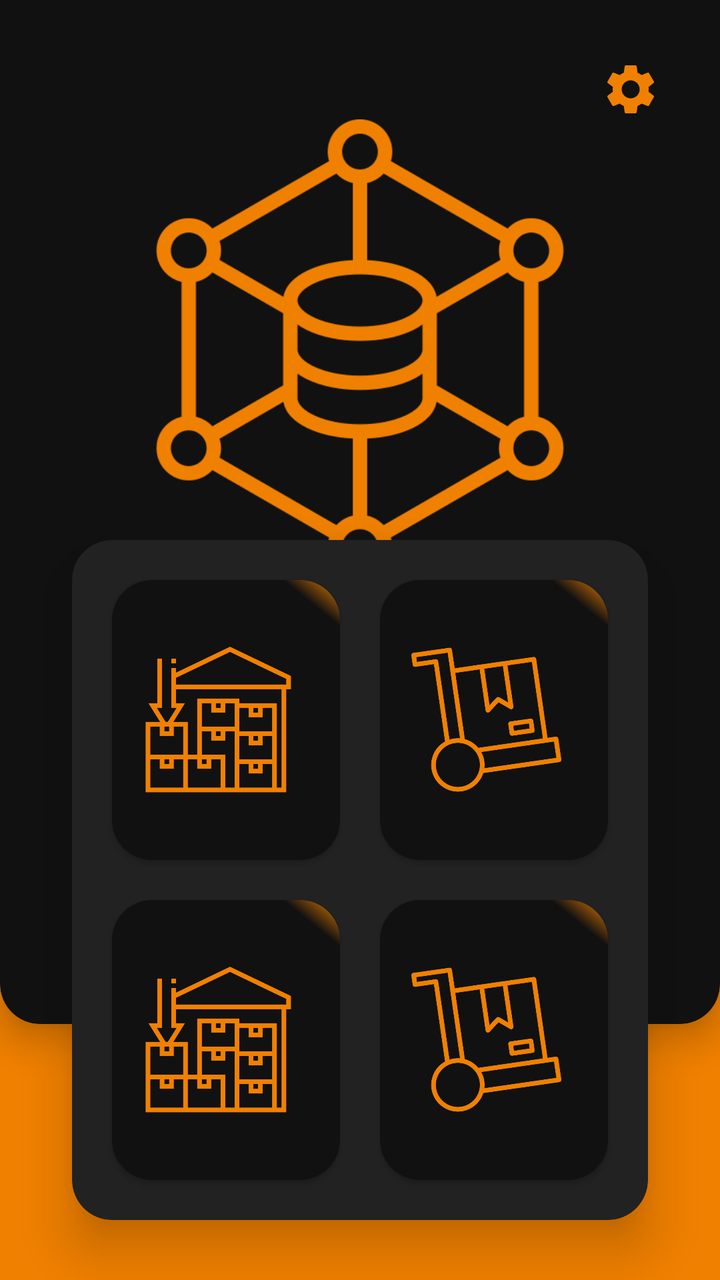
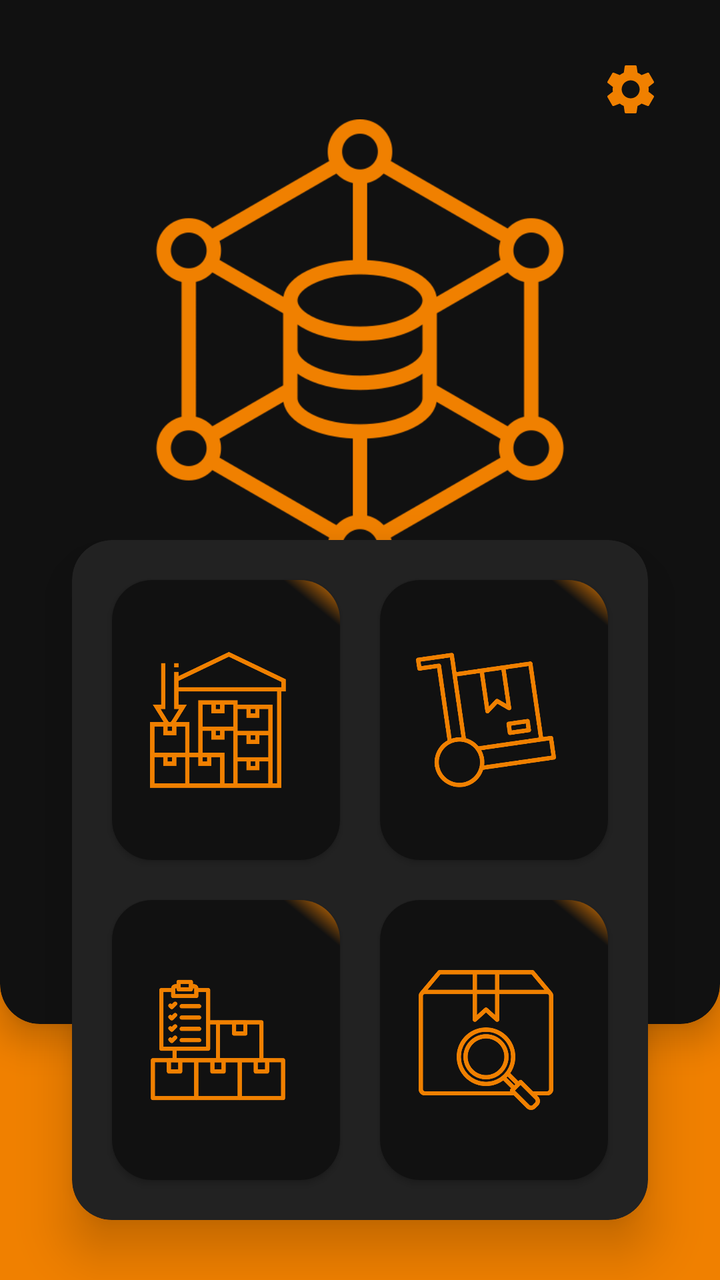

The first picture is an Android layout as it rendered before a commit; the second is the same layout after the commit. The layout source and the unified diff follow.
<!-- AndroidManifest.xml: application theme Theme.GDEMobile -->
<!-- res/layout/fragment_menu.xml -->
<?xml version="1.0" encoding="utf-8"?>
<layout xmlns:android="http://schemas.android.com/apk/res/android"
    xmlns:app="http://schemas.android.com/apk/res-auto">

    <data>

    </data>

    <androidx.constraintlayout.widget.ConstraintLayout
        android:layout_width="match_parent"
        android:layout_height="match_parent"
        android:background="@color/orange">


        <com.google.android.material.card.MaterialCardView

            android:id="@+id/materialCardView"
            android:layout_width="0dp"
            android:layout_height="0dp"
            app:cardBackgroundColor="#111111"
            app:cardElevation="10dp"

            app:layout_constraintEnd_toEndOf="parent"
            app:layout_constraintHeight_percent="0.8"
            app:layout_constraintStart_toStartOf="parent"
            app:layout_constraintTop_toTopOf="parent"
            app:layout_constraintWidth_percent="1"
            app:shapeAppearanceOverlay="@style/ShapeAppearanceOverlay_card_custom_corners">

            <LinearLayout
                android:layout_width="match_parent"
                android:layout_height="match_parent">
                <androidx.constraintlayout.widget.ConstraintLayout
                    android:layout_width="match_parent"
                    android:layout_height="match_parent">

                    <ImageView
                        android:id="@+id/logo_image"
                        android:layout_width="230dp"
                        android:layout_height="230dp"
                        android:src="@drawable/logo_menu"

                        app:layout_constraintBottom_toBottomOf="parent"
                        app:layout_constraintEnd_toEndOf="parent"
                        app:layout_constraintStart_toStartOf="parent"
                        app:layout_constraintTop_toTopOf="parent"
                        app:layout_constraintVertical_bias="0.2"
                        app:tint="@color/orange">

                    </ImageView>

                    <ImageButton
                        android:id="@+id/conf_button"
                        android:layout_width="30dp"
                        android:layout_height="30dp"
                        android:layout_marginTop="24dp"
                        android:layout_marginEnd="24dp"
                        android:background="@color/zxing_transparent"

                        android:foreground="?attr/selectableItemBackgroundBorderless"
                        android:scaleType="fitXY"
                        android:src="@drawable/baseline_settings_24"
                        app:layout_constraintEnd_toEndOf="parent"
                        app:layout_constraintTop_toTopOf="parent" />
                </androidx.constraintlayout.widget.ConstraintLayout>
            </LinearLayout>
        </com.google.android.material.card.MaterialCardView>

        <com.google.android.material.card.MaterialCardView
            android:layout_width="0dp"
            android:layout_height="wrap_content"
            app:cardBackgroundColor="@color/gray"
            app:cardCornerRadius="20dp"
            app:cardElevation="15dp"
            app:layout_constraintBottom_toBottomOf="parent"
            app:layout_constraintEnd_toEndOf="@+id/materialCardView"
            app:layout_constraintHeight_percent="0.5"
            app:layout_constraintHorizontal_bias="0.5"
            app:layout_constraintStart_toStartOf="parent"
            app:layout_constraintTop_toTopOf="parent"
            app:layout_constraintVertical_bias="0.9"
            app:layout_constraintWidth_percent="0.8">

            <LinearLayout
                android:layout_width="match_parent"
                android:layout_height="match_parent"
                android:orientation="vertical">

                <LinearLayout
                    android:layout_width="match_parent"
                    android:layout_height="wrap_content">

                    <com.google.android.material.button.MaterialButton
                        android:id="@+id/receiving_button"
                        android:layout_width="match_parent"
                        android:layout_height="140dp"
                        android:layout_marginRight="10dp"
                        android:layout_weight="1"
                        android:layout_marginTop="20dp"
                        android:layout_marginStart="20dp"
                        android:layout_marginBottom="15dp"
                        android:layout_marginEnd="10dp"
                        android:background="@drawable/gradient_background_button"
                        app:backgroundTint="@null"
                        app:cornerRadius="20dp"
                        android:outlineSpotShadowColor="@color/black"
                        app:icon="@drawable/receive_cargo_icon"
                        app:iconGravity="textStart"
                        app:iconSize="75dp"
                        app:iconTint="@color/orange">
                    </com.google.android.material.button.MaterialButton>

                    <com.google.android.material.button.MaterialButton
                        android:id="@+id/issuing_button"
                        android:layout_width="match_parent"
                        android:layout_height="140dp"
                        android:layout_marginRight="20dp"
                        android:layout_weight="1"
                        android:layout_marginTop="20dp"
                        android:layout_marginStart="10dp"
                        android:layout_marginBottom="15dp"
                        android:layout_marginEnd="20dp"
                        android:background="@drawable/gradient_background_button"
                        app:backgroundTint="@null"
                        app:cornerRadius="20dp"
                        android:outlineSpotShadowColor="@color/black"
                        app:icon="@drawable/inssuing_cargo_icon"
                        app:iconGravity="textStart"
                        app:iconSize="75dp"
                        app:iconTint="@color/orange">
                    </com.google.android.material.button.MaterialButton>
                </LinearLayout>

                <LinearLayout
                    android:layout_width="match_parent"
                    android:layout_height="wrap_content">

                    <com.google.android.material.button.MaterialButton
                        android:id="@+id/inventory_button"
                        android:layout_width="match_parent"
                        android:layout_height="140dp"
                        android:layout_marginRight="10dp"
                        android:layout_weight="1"
                        android:layout_marginTop="5dp"
                        android:layout_marginStart="20dp"
                        android:layout_marginBottom="20dp"
                        android:layout_marginEnd="10dp"
                        android:background="@drawable/gradient_background_button"
                        app:backgroundTint="@null"
                        app:cornerRadius="20dp"
                        android:outlineSpotShadowColor="@color/black"
                        app:icon="@drawable/receive_cargo_icon"
                        app:iconGravity="textStart"
                        app:iconSize="75dp"
                        app:iconTint="@color/orange">
                    </com.google.android.material.button.MaterialButton>

                    <com.google.android.material.button.MaterialButton

                        android:layout_width="match_parent"
                        android:layout_height="140dp"
                        android:layout_marginRight="20dp"
                        android:layout_weight="1"
                        android:layout_marginTop="5dp"
                        android:layout_marginStart="10dp"
                        android:layout_marginBottom="20dp"
                        android:layout_marginEnd="20dp"
                        android:background="@drawable/gradient_background_button"
                        app:backgroundTint="@null"
                        app:cornerRadius="20dp"
                        android:outlineSpotShadowColor="@color/black"
                        app:icon="@drawable/inssuing_cargo_icon"
                        app:iconGravity="textStart"
                        app:iconSize="75dp"
                        app:iconTint="@color/orange">
                    </com.google.android.material.button.MaterialButton>
                </LinearLayout>

            </LinearLayout>

        </com.google.android.material.card.MaterialCardView>
    </androidx.constraintlayout.widget.ConstraintLayout>
</layout>
<!-- resources referenced by this layout -->
<resources>
  <color name="black">#FF000000</color>
  <color name="gray">#222222</color>
  <color name="orange">#F08000</color>
  <!-- drawable baseline_settings_24 (drawable) -->
  <vector android:height="24dp" android:tint="@color/orange"
      android:viewportHeight="24" android:viewportWidth="24"
      android:width="24dp" xmlns:android="http://schemas.android.com/apk/res/android">
      <path android:fillColor="@color/orange" android:pathData="M19.14,12.94c0.04,-0.3 0.06,-0.61 0.06,-0.94c0,-0.32 -0.02,-0.64 -0.07,-0.94l2.03,-1.58c0.18,-0.14 0.23,-0.41 0.12,-0.61l-1.92,-3.32c-0.12,-0.22 -0.37,-0.29 -0.59,-0.22l-2.39,0.96c-0.5,-0.38 -1.03,-0.7 -1.62,-0.94L14.4,2.81c-0.04,-0.24 -0.24,-0.41 -0.48,-0.41h-3.84c-0.24,0 -0.43,0.17 -0.47,0.41L9.25,5.35C8.66,5.59 8.12,5.92 7.63,6.29L5.24,5.33c-0.22,-0.08 -0.47,0 -0.59,0.22L2.74,8.87C2.62,9.08 2.66,9.34 2.86,9.48l2.03,1.58C4.84,11.36 4.8,11.69 4.8,12s0.02,0.64 0.07,0.94l-2.03,1.58c-0.18,0.14 -0.23,0.41 -0.12,0.61l1.92,3.32c0.12,0.22 0.37,0.29 0.59,0.22l2.39,-0.96c0.5,0.38 1.03,0.7 1.62,0.94l0.36,2.54c0.05,0.24 0.24,0.41 0.48,0.41h3.84c0.24,0 0.44,-0.17 0.47,-0.41l0.36,-2.54c0.59,-0.24 1.13,-0.56 1.62,-0.94l2.39,0.96c0.22,0.08 0.47,0 0.59,-0.22l1.92,-3.32c0.12,-0.22 0.07,-0.47 -0.12,-0.61L19.14,12.94zM12,15.6c-1.98,0 -3.6,-1.62 -3.6,-3.6s1.62,-3.6 3.6,-3.6s3.6,1.62 3.6,3.6S13.98,15.6 12,15.6z"/>
  </vector>
  <!-- drawable gradient_background_button (drawable) -->
  <?xml version="1.0" encoding="utf-8"?>
  <ripple xmlns:android="http://schemas.android.com/apk/res/android"
      android:color="@color/orange">
      <item android:id="@android:id/mask">
          <shape android:shape="rectangle">
              <solid android:color="@color/white" />
              <corners
                  android:radius="20dp"/>
          </shape>
  
      </item>
  
      <item android:id="@android:id/background">
          <shape android:shape="rectangle">
              <gradient
                  android:angle="45"
                  android:endColor="@color/orange"
                  android:startColor="#111111"
                  android:centerColor="#111111"
                  android:centerX="90%"
  
                  android:type="linear" />
              <corners
                  android:radius="20dp"/>
          </shape>
      </item>
  </ripple>
  <!-- drawable inssuing_cargo_icon: png bitmap (drawable, 19737 bytes) -->
  <!-- drawable logo_menu: png bitmap (drawable, 20876 bytes) -->
  <!-- drawable receive_cargo_icon: png bitmap (drawable, 5949 bytes) -->
  <style name="ShapeAppearanceOverlay_card_custom_corners" parent="">
          <item name="cornerFamily">rounded</item>
          <item name="cornerSizeTopRight">0dp</item>
          <item name="cornerSizeTopLeft">0dp</item>
          <item name="cornerSizeBottomRight">20dp</item>
          <item name="cornerSizeBottomLeft">20dp</item>
      </style>
  <style name="Theme.GDEMobile" parent="Theme.MaterialComponents.Light.NoActionBar">
          
          <item name="colorPrimary">@color/orange</item>
          <item name="colorPrimaryVariant">@color/orange</item>
          <item name="colorOnPrimary">@color/darkGray</item>
          <item name="android:windowDisablePreview">true</item>
          <item name="android:windowIsTranslucent">true</item>
          
          <item name="colorSecondary">@color/darkGray</item>
          <item name="colorSecondaryVariant">@color/darkGray</item>
          <item name="colorOnSecondary">@color/lightGray</item>
          
          <item name="android:statusBarColor">#111111</item>
          
      </style>
  <color name="white">#FFFFFFFF</color>
  <color name="darkGray">#111111</color>
  <color name="lightGray">#D3D3D3</color>
</resources>

<!-- the commit's change to res/layout/fragment_menu.xml (unified diff, before → after) -->
@@ -30,6 +30,7 @@
             <LinearLayout
                 android:layout_width="match_parent"
                 android:layout_height="match_parent">
+
                 <androidx.constraintlayout.widget.ConstraintLayout
                     android:layout_width="match_parent"
                     android:layout_height="match_parent">
@@ -94,41 +95,39 @@
                         android:id="@+id/receiving_button"
                         android:layout_width="match_parent"
                         android:layout_height="140dp"
+                        android:layout_marginStart="20dp"
+                        android:layout_marginTop="20dp"
+                        android:layout_marginEnd="10dp"
                         android:layout_marginRight="10dp"
+                        android:layout_marginBottom="15dp"
                         android:layout_weight="1"
-                        android:layout_marginTop="20dp"
-                        android:layout_marginStart="20dp"
-                        android:layout_marginBottom="15dp"
-                        android:layout_marginEnd="10dp"
                         android:background="@drawable/gradient_background_button"
+                        android:outlineSpotShadowColor="@color/black"
                         app:backgroundTint="@null"
                         app:cornerRadius="20dp"
-                        android:outlineSpotShadowColor="@color/black"
                         app:icon="@drawable/receive_cargo_icon"
                         app:iconGravity="textStart"
-                        app:iconSize="75dp"
-                        app:iconTint="@color/orange">
-                    </com.google.android.material.button.MaterialButton>
+                        app:iconSize="70dp"
+                        app:iconTint="@color/orange" />
 
                     <com.google.android.material.button.MaterialButton
                         android:id="@+id/issuing_button"
                         android:layout_width="match_parent"
                         android:layout_height="140dp"
+                        android:layout_marginStart="10dp"
+                        android:layout_marginTop="20dp"
+                        android:layout_marginEnd="20dp"
                         android:layout_marginRight="20dp"
+                        android:layout_marginBottom="15dp"
                         android:layout_weight="1"
-                        android:layout_marginTop="20dp"
-                        android:layout_marginStart="10dp"
-                        android:layout_marginBottom="15dp"
-                        android:layout_marginEnd="20dp"
                         android:background="@drawable/gradient_background_button"
+                        android:outlineSpotShadowColor="@color/black"
                         app:backgroundTint="@null"
                         app:cornerRadius="20dp"
-                        android:outlineSpotShadowColor="@color/black"
                         app:icon="@drawable/inssuing_cargo_icon"
                         app:iconGravity="textStart"
-                        app:iconSize="75dp"
-                        app:iconTint="@color/orange">
-                    </com.google.android.material.button.MaterialButton>
+                        app:iconSize="70dp"
+                        app:iconTint="@color/orange" />
                 </LinearLayout>
 
                 <LinearLayout
@@ -139,41 +138,39 @@
                         android:id="@+id/inventory_button"
                         android:layout_width="match_parent"
                         android:layout_height="140dp"
+                        android:layout_marginStart="20dp"
+                        android:layout_marginTop="5dp"
+                        android:layout_marginEnd="10dp"
                         android:layout_marginRight="10dp"
+                        android:layout_marginBottom="20dp"
                         android:layout_weight="1"
-                        android:layout_marginTop="5dp"
-                        android:layout_marginStart="20dp"
-                        android:layout_marginBottom="20dp"
-                        android:layout_marginEnd="10dp"
                         android:background="@drawable/gradient_background_button"
+                        android:outlineSpotShadowColor="@color/black"
                         app:backgroundTint="@null"
                         app:cornerRadius="20dp"
-                        android:outlineSpotShadowColor="@color/black"
-                        app:icon="@drawable/receive_cargo_icon"
+                        app:icon="@drawable/inventory_icon"
                         app:iconGravity="textStart"
-                        app:iconSize="75dp"
-                        app:iconTint="@color/orange">
-                    </com.google.android.material.button.MaterialButton>
+                        app:iconSize="70dp"
+                        app:iconTint="@color/orange" />
 
                     <com.google.android.material.button.MaterialButton
 
                         android:layout_width="match_parent"
                         android:layout_height="140dp"
+                        android:layout_marginStart="10dp"
+                        android:layout_marginTop="5dp"
+                        android:layout_marginEnd="20dp"
                         android:layout_marginRight="20dp"
+                        android:layout_marginBottom="20dp"
                         android:layout_weight="1"
-                        android:layout_marginTop="5dp"
-                        android:layout_marginStart="10dp"
-                        android:layout_marginBottom="20dp"
-                        android:layout_marginEnd="20dp"
                         android:background="@drawable/gradient_background_button"
+                        android:outlineSpotShadowColor="@color/black"
                         app:backgroundTint="@null"
                         app:cornerRadius="20dp"
-                        android:outlineSpotShadowColor="@color/black"
-                        app:icon="@drawable/inssuing_cargo_icon"
+                        app:icon="@drawable/search_cargo_icon"
                         app:iconGravity="textStart"
-                        app:iconSize="75dp"
-                        app:iconTint="@color/orange">
-                    </com.google.android.material.button.MaterialButton>
+                        app:iconSize="70dp"
+                        app:iconTint="@color/orange" />
                 </LinearLayout>
 
             </LinearLayout>
<!-- resource entries referenced after the edit -->
@@ -38,8 +38,10 @@
       </item>
   </ripple>
   <!-- drawable inssuing_cargo_icon: png bitmap (drawable, 19737 bytes) -->
+  <!-- drawable inventory_icon: png bitmap (drawable, 10761 bytes) -->
   <!-- drawable logo_menu: png bitmap (drawable, 20876 bytes) -->
   <!-- drawable receive_cargo_icon: png bitmap (drawable, 5949 bytes) -->
+  <!-- drawable search_cargo_icon: png bitmap (drawable, 17371 bytes) -->
   <style name="ShapeAppearanceOverlay_card_custom_corners" parent="">
           <item name="cornerFamily">rounded</item>
           <item name="cornerSizeTopRight">0dp</item>
